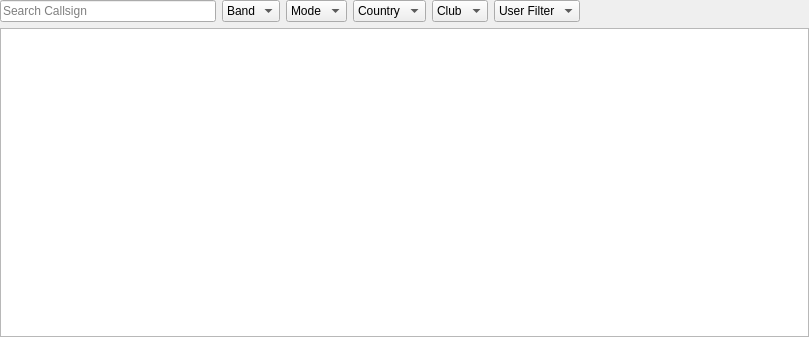
The window that ui/LogbookWidget.ui (jg3hlx/QLog) describes before a commit, drawn with Qt 5.
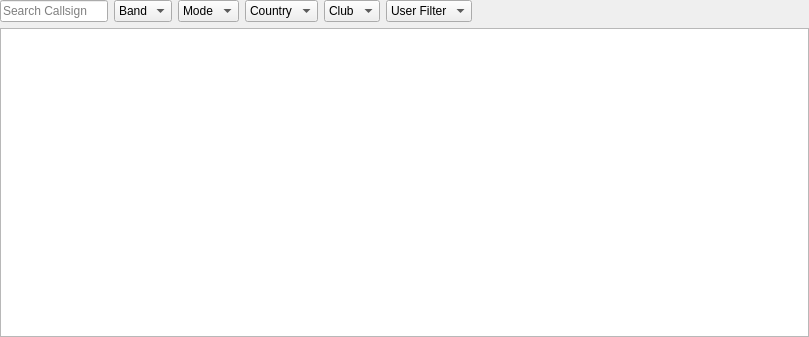
The same window after the commit. Icons and pictures are not drawn. Custom widgets are drawn as their Qt base class.

Commit message: Fixed #396 - Added Search Callsign Clear Button

The edit to the form file:
```diff
--- a/ui/LogbookWidget.ui
+++ b/ui/LogbookWidget.ui
@@ -38,12 +38,27 @@
       <layout class="QHBoxLayout" name="horizontalLayout">
        <item>
         <widget class="QLineEdit" name="callsignFilter">
+         <property name="sizePolicy">
+          <sizepolicy hsizetype="Maximum" vsizetype="Fixed">
+           <horstretch>0</horstretch>
+           <verstretch>0</verstretch>
+          </sizepolicy>
+         </property>
+         <property name="maximumSize">
+          <size>
+           <width>140</width>
+           <height>16777215</height>
+          </size>
+         </property>
          <property name="focusPolicy">
           <enum>Qt::ClickFocus</enum>
          </property>
          <property name="placeholderText">
           <string>Search Callsign</string>
          </property>
+         <property name="clearButtonEnabled">
+          <bool>true</bool>
+         </property>
         </widget>
        </item>
        <item>
```
Left out of the diff: 3 changed lines with no effect on the pictures. The commit also changes 1 other file.
